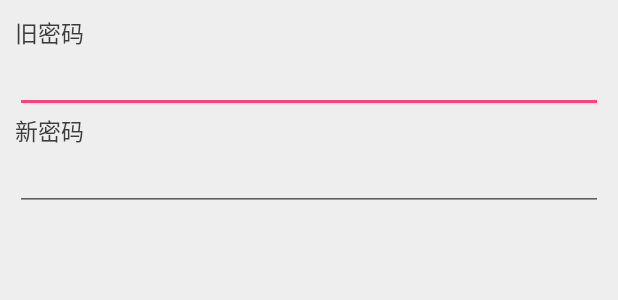
After one commit to BestLifeW/LibraryMOS, an Android app: the layout adminsetpassword_info.xml on its own in the app's theme, with its tools: preview values and no code run, on a phone screen of 412 x 824 dp. The commit adds this screen. Shown: the top 300 px of the screen. Run offline under Robolectric (Android 15) with nearby library versions, the phone set to English and light mode, and no system bars.

Commit message:
增加了管理员修改密码，更换了APPICON

```diff
--- a/app/src/main/AndroidManifest.xml
+++ b/app/src/main/AndroidManifest.xml
@@ -4,7 +4,7 @@
 
     <application
         android:allowBackup="true"
-        android:icon="@drawable/icon"
+        android:icon="@drawable/appicon"
         android:label="@string/app_name"
         android:supportsRtl="true"
         android:theme="@style/AppTheme">
--- a/app/src/main/java/com/rjxy/librarymos/dao/AdminDatabaseDao.java
+++ b/app/src/main/java/com/rjxy/librarymos/dao/AdminDatabaseDao.java
@@ -44,7 +44,7 @@ public class AdminDatabaseDao {
         ContentValues value = new ContentValues();
         value.put("password", password);
         //返回被影响到的个数，如果大于0 说明修改成功 返回true;
-        int update = db.update(DatabaseHelper.ADMININFO, value, "number=Admin", null);
+        int update = db.update(DatabaseHelper.ADMININFO, value, "number=\"Admin\"", null);
         if (update > 0) {
             return true;
         }
--- a/app/src/main/java/com/rjxy/librarymos/ui/activity/AdminActivity.java
+++ b/app/src/main/java/com/rjxy/librarymos/ui/activity/AdminActivity.java
@@ -104,5 +104,5 @@ public class AdminActivity extends AppCompatActivity implements View.OnClickList
         startActivity(intent);
         overridePendingTransition(android.R.anim.fade_in, android.R.anim.fade_out);
         finish();
+    }
 }
-}
--- a/app/src/main/java/com/rjxy/librarymos/ui/activity/LoginActivity.java
+++ b/app/src/main/java/com/rjxy/librarymos/ui/activity/LoginActivity.java
@@ -9,7 +9,6 @@ import android.view.View;
 import android.widget.Button;
 import android.widget.EditText;
 import android.widget.TextView;
-import android.widget.Toast;
 
 import com.rjxy.librarymos.R;
 import com.rjxy.librarymos.bean.AdminBean;
@@ -82,7 +81,8 @@ public class LoginActivity extends AppCompatActivity {
                     //登录管理员界面
                     if (this.password.equals(AdminPassword)) {
                         enterAdminActivity();
-                        Toast.makeText(LoginActivity.this, "管理员登录啦！", Toast.LENGTH_SHORT).show();
+                        //将帐号放去sp
+                        PrefUtils.setString(getApplicationContext(),PrefUtils.NUMBER,usernumber);
                     } else {
                         Snackbar.make(getCurrentFocus(), "管理员密码错误！", Snackbar.LENGTH_LONG).show();
                     }
--- /dev/null
+++ b/app/src/main/res/layout/adminsetpassword_info.xml
@@ -0,0 +1,38 @@
+<?xml version="1.0" encoding="utf-8"?>
+<LinearLayout xmlns:android="http://schemas.android.com/apk/res/android"
+    android:orientation="vertical" android:layout_width="match_parent"
+    android:layout_height="match_parent"
+    android:background="#EEEEEE"
+    android:padding="10dp">
+
+    <TextView
+        android:text="旧密码"
+        android:textSize="15sp" android:textColor="#3c3c3c"
+        android:layout_width="match_parent"
+        android:layout_height="wrap_content" />
+    <EditText
+        android:hint="请输入旧密码"
+        android:id="@+id/et_oldPassword"
+        android:textColor="#3c3c3c"
+        android:inputType="textPassword"
+        android:textSize="14sp"
+        android:textColorHint="@color/background_gray"
+        android:layout_width="match_parent"
+        android:layout_height="wrap_content" />
+    <TextView
+        android:text="新密码"
+        android:textColor="#3c3c3c"
+        android:textSize="15sp"
+        android:layout_width="match_parent"
+        android:layout_height="wrap_content" />
+    <EditText
+        android:hint="请输入新密码"
+        android:textColor="#3c3c3c"
+        android:textSize="14sp"
+        android:inputType="textPassword"
+        android:textColorHint="@color/background_gray"
+        android:layout_width="match_parent"
+        android:layout_height="wrap_content"
+        android:id="@+id/et_newPassword" />
+
+</LinearLayout>
```
Also changed, not shown: app/src/main/java/com/rjxy/librarymos/ui/activity/ModifyAdminPassword.java (+95 -2 lines), app/src/main/res/layout/activity_modify_admin_password.xml (+30 -14 lines), app/src/main/res/drawable-hdpi/appicon.png (added).
